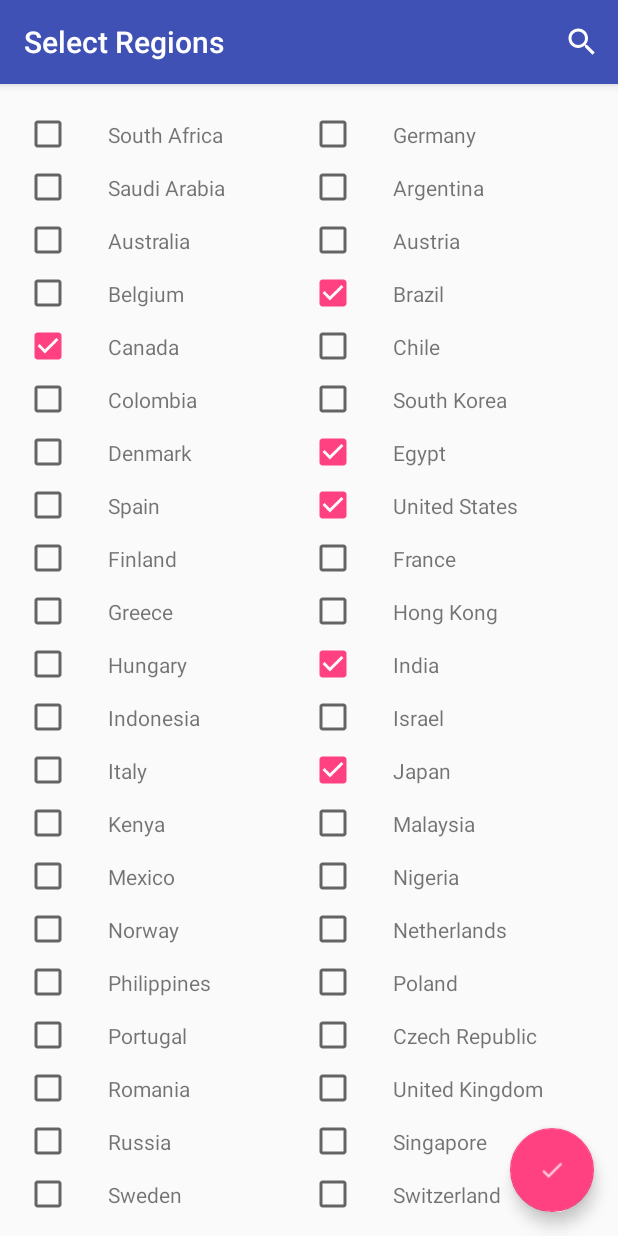
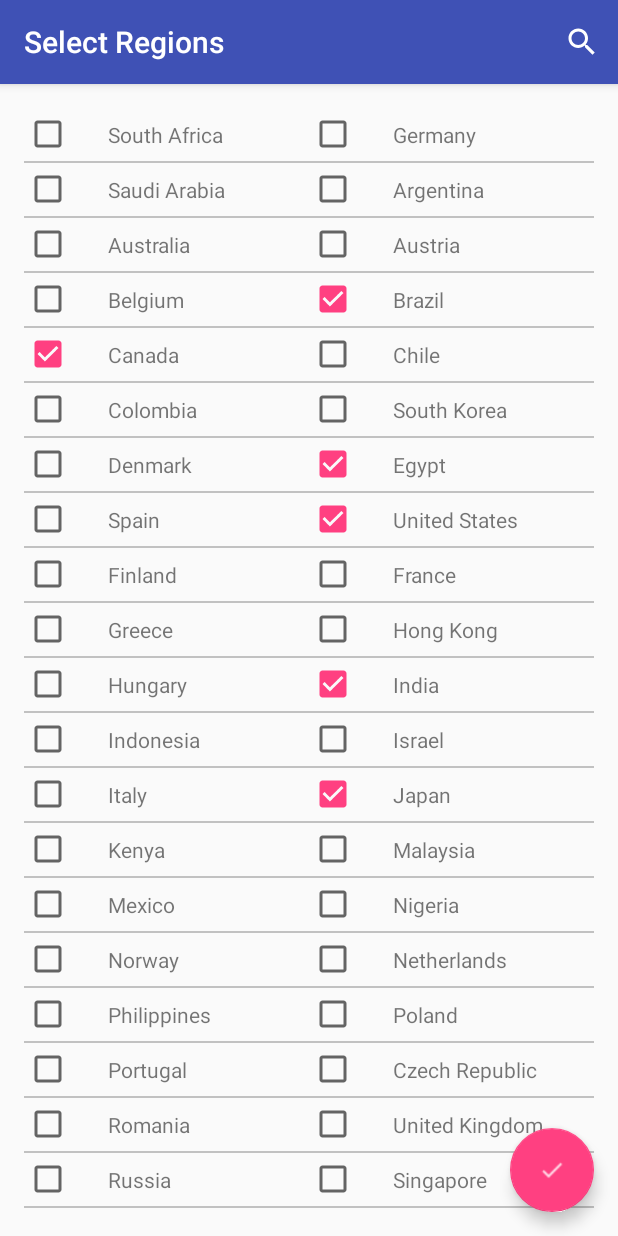
Before and after one commit to R-daneel-olivaw/GeoTrendsAndroid, an Android app: the screen it shows after launch (SelectRegionsActivity), after a tap on "Select", on a phone screen of 412 x 824 dp. Run offline under Robolectric (Android 15) with nearby library versions, the phone set to English and light mode, and no system bars; 1 other tap on this screen came first.

Commit message:
improved list item layout

```diff
--- a/app/src/main/java/aks/geotrends/android/SelectRegionsActivity.java
+++ b/app/src/main/java/aks/geotrends/android/SelectRegionsActivity.java
@@ -7,6 +7,7 @@ import android.os.Bundle;
 import android.support.design.widget.FloatingActionButton;
 import android.support.v4.view.MenuItemCompat;
 import android.support.v7.app.AppCompatActivity;
+import android.support.v7.widget.DefaultItemAnimator;
 import android.support.v7.widget.GridLayoutManager;
 import android.support.v7.widget.RecyclerView;
 import android.support.v7.widget.SearchView;
@@ -24,6 +25,7 @@ import java.util.ArrayList;
 import java.util.Arrays;
 import java.util.List;
 
+import aks.geotrends.android.utils.DividerItemDecoration;
 import aks.geotrends.android.utils.RegionsEnum;
 
 public class SelectRegionsActivity extends AppCompatActivity implements SearchView.OnQueryTextListener {
@@ -55,6 +57,8 @@ public class SelectRegionsActivity extends AppCompatActivity implements SearchVi
 
         regionsRecyclerView = (RecyclerView) findViewById(R.id.regionsRecyclerView);
         regionsRecyclerView.setLayoutManager(new GridLayoutManager(this, 2));
+        regionsRecyclerView.addItemDecoration(new DividerItemDecoration(this, GridLayoutManager.VERTICAL));
+        regionsRecyclerView.setItemAnimator(new DefaultItemAnimator());
     }
 
     @Override
--- a/app/src/main/java/aks/geotrends/android/fragments/KeywordRecyclerViewFragment.java
+++ b/app/src/main/java/aks/geotrends/android/fragments/KeywordRecyclerViewFragment.java
@@ -6,6 +6,7 @@ import android.content.Intent;
 import android.database.Cursor;
 import android.os.Bundle;
 import android.support.v4.app.Fragment;
+import android.support.v7.widget.DefaultItemAnimator;
 import android.support.v7.widget.LinearLayoutManager;
 import android.support.v7.widget.RecyclerView;
 import android.view.LayoutInflater;
@@ -27,6 +28,7 @@ import aks.geotrends.android.R;
 import aks.geotrends.android.db.Keyword;
 import aks.geotrends.android.db.KeywordsDataSourceHelper;
 import aks.geotrends.android.db.KeywordsSQLiteHelper;
+import aks.geotrends.android.utils.DividerItemDecoration;
 import aks.geotrends.android.utils.RegionsEnum;
 
 public class KeywordRecyclerViewFragment extends Fragment {
@@ -84,6 +86,8 @@ public class KeywordRecyclerViewFragment extends Fragment {
 
         recyclerView = (RecyclerView) view.findViewById(R.id.recyclerview);
         recyclerView.setLayoutManager(new LinearLayoutManager(getActivity()));
+        recyclerView.addItemDecoration(new DividerItemDecoration(getActivity(), LinearLayoutManager.VERTICAL));
+        recyclerView.setItemAnimator(new DefaultItemAnimator());
 
         return view;
     }
--- /dev/null
+++ b/app/src/main/java/aks/geotrends/android/utils/DividerItemDecoration.java
@@ -0,0 +1,104 @@
+package aks.geotrends.android.utils;
+
+import android.content.Context;
+import android.content.res.TypedArray;
+import android.graphics.Canvas;
+import android.graphics.Rect;
+import android.graphics.drawable.Drawable;
+import android.support.v7.widget.LinearLayoutManager;
+import android.support.v7.widget.RecyclerView;
+import android.view.View;
+
+/*
+ * Copyright (C) 2014 The Android Open Source Project
+ *
+ * Licensed under the Apache License, Version 2.0 (the "License");
+ * you may not use this file except in compliance with the License.
+ * You may obtain a copy of the License at
+ *
+ *      http://www.apache.org/licenses/LICENSE-2.0
+ *
+ * Unless required by applicable law or agreed to in writing, software
+ * distributed under the License is distributed on an "AS IS" BASIS,
+ * WITHOUT WARRANTIES OR CONDITIONS OF ANY KIND, either express or implied.
+ * See the License for the specific language governing permissions and
+ * limitations under the License.
+ */
+public class DividerItemDecoration extends RecyclerView.ItemDecoration {
+
+    private static final int[] ATTRS = new int[]{
+            android.R.attr.listDivider
+    };
+
+    public static final int HORIZONTAL_LIST = LinearLayoutManager.HORIZONTAL;
+
+    public static final int VERTICAL_LIST = LinearLayoutManager.VERTICAL;
+
+    private Drawable mDivider;
+
+    private int mOrientation;
+
+    public DividerItemDecoration(Context context, int orientation) {
+        final TypedArray a = context.obtainStyledAttributes(ATTRS);
+        mDivider = a.getDrawable(0);
+        a.recycle();
+        setOrientation(orientation);
+    }
+
+    public void setOrientation(int orientation) {
+        if (orientation != HORIZONTAL_LIST && orientation != VERTICAL_LIST) {
+            throw new IllegalArgumentException("invalid orientation");
+        }
+        mOrientation = orientation;
+    }
+
+    @Override
+    public void onDraw(Canvas c, RecyclerView parent) {
+        if (mOrientation == VERTICAL_LIST) {
+            drawVertical(c, parent);
+        } else {
+            drawHorizontal(c, parent);
+        }
+    }
+
+    public void drawVertical(Canvas c, RecyclerView parent) {
+        final int left = parent.getPaddingLeft();
+        final int right = parent.getWidth() - parent.getPaddingRight();
+
+        final int childCount = parent.getChildCount();
+        for (int i = 0; i < childCount; i++) {
+            final View child = parent.getChildAt(i);
+            final RecyclerView.LayoutParams params = (RecyclerView.LayoutParams) child
+                    .getLayoutParams();
+            final int top = child.getBottom() + params.bottomMargin;
+            final int bottom = top + mDivider.getIntrinsicHeight();
+            mDivider.setBounds(left, top, right, bottom);
+            mDivider.draw(c);
+        }
+    }
+
+    public void drawHorizontal(Canvas c, RecyclerView parent) {
+        final int top = parent.getPaddingTop();
+        final int bottom = parent.getHeight() - parent.getPaddingBottom();
+
+        final int childCount = parent.getChildCount();
+        for (int i = 0; i < childCount; i++) {
+            final View child = parent.getChildAt(i);
+            final RecyclerView.LayoutParams params = (RecyclerView.LayoutParams) child
+                    .getLayoutParams();
+            final int left = child.getRight() + params.rightMargin;
+            final int right = left + mDivider.getIntrinsicHeight();
+            mDivider.setBounds(left, top, right, bottom);
+            mDivider.draw(c);
+        }
+    }
+
+    @Override
+    public void getItemOffsets(Rect outRect, int itemPosition, RecyclerView parent) {
+        if (mOrientation == VERTICAL_LIST) {
+            outRect.set(0, 0, 0, mDivider.getIntrinsicHeight());
+        } else {
+            outRect.set(0, 0, mDivider.getIntrinsicWidth(), 0);
+        }
+    }
+}
--- a/app/src/main/res/layout/activity_select_regions.xml
+++ b/app/src/main/res/layout/activity_select_regions.xml
@@ -1,25 +1,34 @@
 <?xml version="1.0" encoding="utf-8"?>
-<android.support.design.widget.CoordinatorLayout
-    xmlns:android="http://schemas.android.com/apk/res/android"
+<android.support.design.widget.CoordinatorLayout xmlns:android="http://schemas.android.com/apk/res/android"
     xmlns:app="http://schemas.android.com/apk/res-auto"
-    xmlns:tools="http://schemas.android.com/tools" android:layout_width="match_parent"
-    android:layout_height="match_parent" android:fitsSystemWindows="true"
+    xmlns:tools="http://schemas.android.com/tools"
+    android:layout_width="match_parent"
+    android:layout_height="match_parent"
+    android:fitsSystemWindows="true"
     tools:context="aks.geotrends.android.SelectRegionsActivity">
 
-    <android.support.design.widget.AppBarLayout android:layout_height="wrap_content"
-        android:layout_width="match_parent" android:theme="@style/AppTheme.AppBarOverlay">
+    <android.support.design.widget.AppBarLayout
+        android:layout_width="match_parent"
+        android:layout_height="wrap_content"
+        android:theme="@style/AppTheme.AppBarOverlay">
 
-        <android.support.v7.widget.Toolbar android:id="@+id/toolbar"
-            android:layout_width="match_parent" android:layout_height="?attr/actionBarSize"
-            android:background="?attr/colorPrimary" app:popupTheme="@style/AppTheme.PopupOverlay" />
+        <android.support.v7.widget.Toolbar
+            android:id="@+id/toolbar"
+            android:layout_width="match_parent"
+            android:layout_height="?attr/actionBarSize"
+            android:background="?attr/colorPrimary"
+            app:popupTheme="@style/AppTheme.PopupOverlay" />
 
     </android.support.design.widget.AppBarLayout>
 
     <include layout="@layout/content_select_regions" />
 
-    <android.support.design.widget.FloatingActionButton android:id="@+id/fab"
-        android:layout_width="wrap_content" android:layout_height="wrap_content"
-        android:layout_gravity="bottom|end" android:layout_margin="@dimen/fab_margin"
+    <android.support.design.widget.FloatingActionButton
+        android:id="@+id/fab"
+        android:layout_width="wrap_content"
+        android:layout_height="wrap_content"
+        android:layout_gravity="bottom|end"
+        android:layout_margin="@dimen/fab_margin"
         android:src="@android:drawable/ic_dialog_email" />
 
 </android.support.design.widget.CoordinatorLayout>
--- a/app/src/main/res/layout/list_item.xml
+++ b/app/src/main/res/layout/list_item.xml
@@ -2,6 +2,9 @@
 <LinearLayout xmlns:android="http://schemas.android.com/apk/res/android"
     android:layout_width="match_parent"
     android:layout_height="match_parent"
+    android:clickable="true"
+    android:focusable="true"
+    android:background="?android:attr/selectableItemBackground"
     android:orientation="vertical">
 
     <TextView
--- a/app/src/main/res/layout/region_recycler_item.xml
+++ b/app/src/main/res/layout/region_recycler_item.xml
@@ -1,20 +1,22 @@
 <?xml version="1.0" encoding="utf-8"?>
-<LinearLayout
-    xmlns:android="http://schemas.android.com/apk/res/android"
+<LinearLayout xmlns:android="http://schemas.android.com/apk/res/android"
     android:layout_width="match_parent"
     android:layout_height="wrap_content"
+    android:background="?attr/selectableItemBackground"
     android:clickable="true"
-    android:background="?attr/selectableItemBackground">
+    android:focusable="true">
 
     <CheckBox
+        android:id="@+id/regionCheckBox"
         android:layout_width="wrap_content"
         android:layout_height="wrap_content"
-        android:id="@+id/regionCheckBox" android:padding="8dp"/>
+        android:padding="8dp" />
 
     <TextView
         android:id="@+id/regionName"
         android:layout_width="match_parent"
         android:layout_height="wrap_content"
-        android:padding="8dp" android:text="test text"/>
+        android:padding="8dp"
+        android:text="test text" />
 
 </LinearLayout>
```
Also changed, not shown: app/src/main/res/layout/list_row.xml (deleted, +0 -13 lines), app/src/main/res/drawable-hdpi/drawer_shadow.9.png (deleted), app/src/main/res/drawable-mdpi/drawer_shadow.9.png (deleted), app/src/main/res/drawable-xhdpi/drawer_shadow.9.png (deleted), app/src/main/res/drawable-xxhdpi/drawer_shadow.9.png (deleted).
